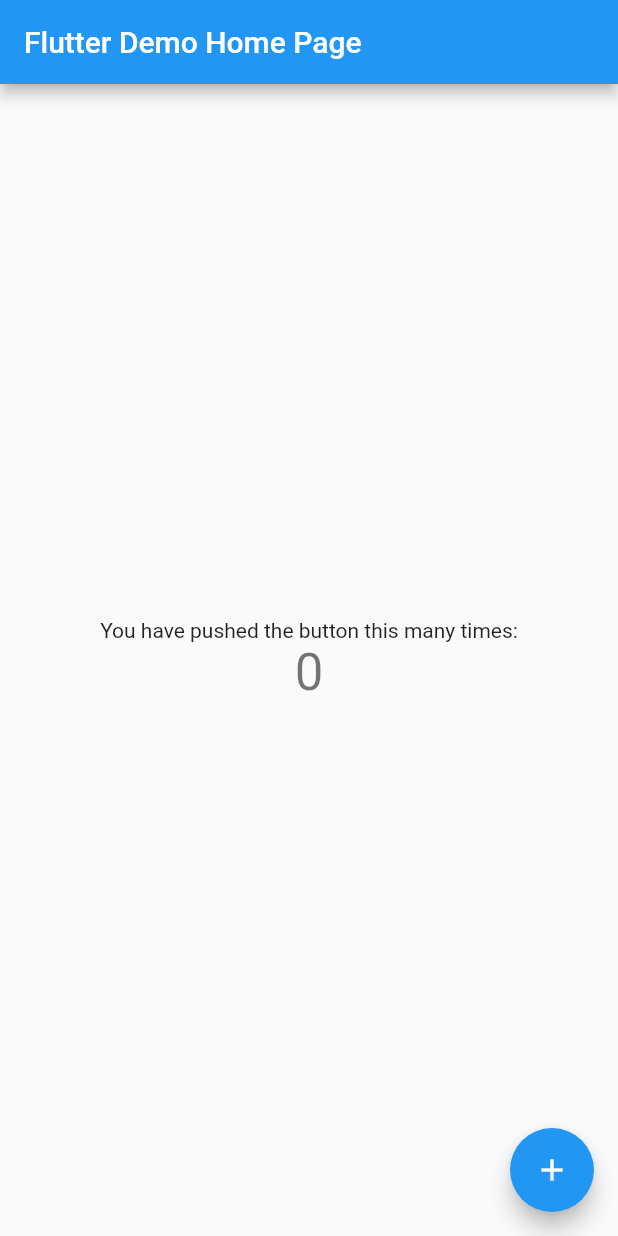
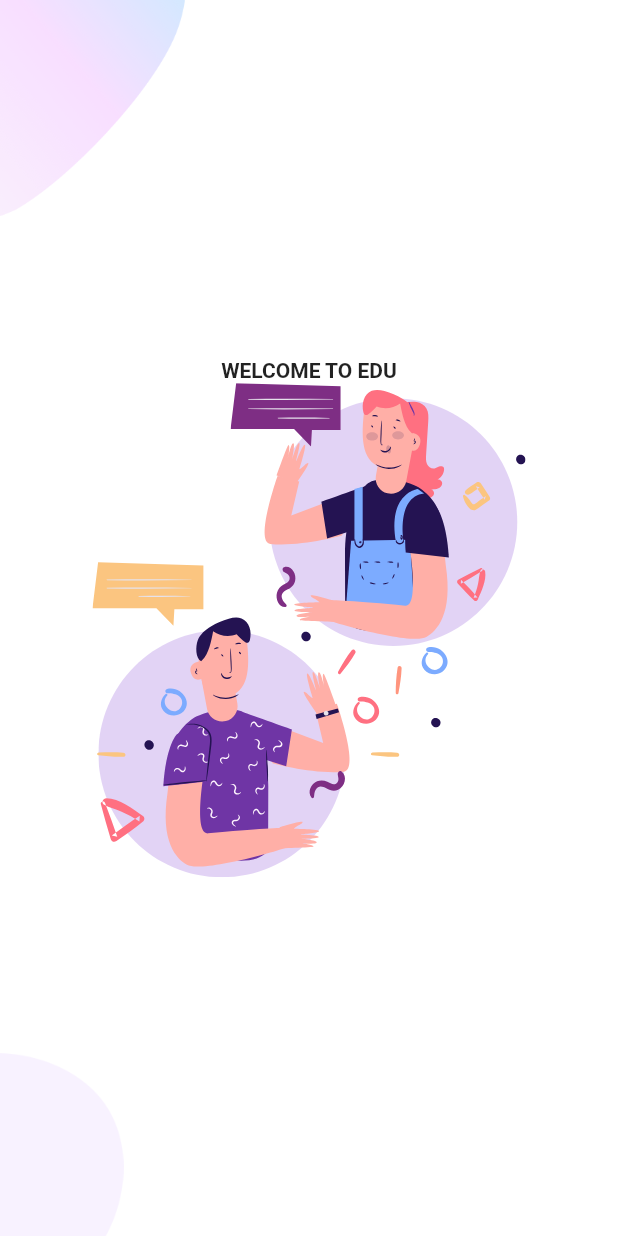
Before and after one commit to quangcv1/flutter_welcome_login_signup, a Flutter app: the screen it shows after launch, on a phone screen of 412 x 824 dp. Run offline on Flutter 3.47's test engine with Material 2 defaults, Android fonts, the phone set to English and light mode, and no system bars; our stand-ins replace flutter_svg.

Commit message:
Background and body

```diff
--- /dev/null
+++ b/lib/Screens/Welcome/Components/background.dart
@@ -0,0 +1,42 @@
+import 'package:flutter/material.dart';
+
+class Background extends StatelessWidget {
+  final Widget child;
+
+  const Background({
+    Key key,
+    @required this.child,
+  }) : super(key: key);
+
+  @override
+  Widget build(BuildContext context) {
+    Size size =
+        MediaQuery.of(context).size; //Total height and width of our screen
+    return Container(
+      height: size.height,
+      width: double.infinity,
+      child: Stack(
+        alignment: Alignment.center,
+        children: <Widget>[
+          Positioned(
+            top: 0,
+            left: 0,
+            child: Image.asset(
+              "assets/images/main_top.png",
+              width: size.width * 0.3,
+            ),
+          ),
+          Positioned(
+            bottom: 0,
+            left: 0,
+            child: Image.asset(
+              "assets/images/main_bottom.png",
+              width: size.width * 0.2,
+            ),
+          ),
+          child,
+        ],
+      ),
+    );
+  }
+}
--- /dev/null
+++ b/lib/Screens/Welcome/Components/body.dart
@@ -0,0 +1,28 @@
+import 'package:flutter/material.dart';
+import 'package:flutter_svg/flutter_svg.dart';
+
+import 'background.dart';
+
+class Body extends StatelessWidget {
+  @override
+  Widget build(BuildContext context) {
+    Size size = MediaQuery.of(context).size;
+    return Background(
+      child: Column(
+        mainAxisAlignment: MainAxisAlignment.center,
+        children: <Widget>[
+          Text(
+            "WELCOME TO EDU",
+            style: TextStyle(
+              fontWeight: FontWeight.bold,
+            ),
+          ),
+          SvgPicture.asset(
+            "assets/icons/chat.svg",
+            height: size.height * 0.4,
+          )
+        ],
+      ),
+    );
+  }
+}
--- /dev/null
+++ b/lib/Screens/Welcome/welcome_screen.dart
@@ -0,0 +1,11 @@
+import 'package:flutter/material.dart';
+import 'package:welcome_login_signup/Screens/Welcome/Components/body.dart';
+
+class WelcomeScreen extends StatelessWidget {
+  @override
+  Widget build(BuildContext context) {
+    return Scaffold(
+      body: Body(),
+    );
+  }
+}
--- a/lib/main.dart
+++ b/lib/main.dart
@@ -1,4 +1,6 @@
 import 'package:flutter/material.dart';
+import 'package:welcome_login_signup/Screens/Welcome/welcome_screen.dart';
+import 'package:welcome_login_signup/constants.dart';
 
 void main() {
   runApp(MyApp());
@@ -9,105 +11,13 @@ class MyApp extends StatelessWidget {
   @override
   Widget build(BuildContext context) {
     return MaterialApp(
-      title: 'Flutter Demo',
+      debugShowCheckedModeBanner: false,
+      title: 'Flutter Auth',
       theme: ThemeData(
-        // This is the theme of your application.
-        //
-        // Try running your application with "flutter run". You'll see the
-        // application has a blue toolbar. Then, without quitting the app, try
-        // changing the primarySwatch below to Colors.green and then invoke
-        // "hot reload" (press "r" in the console where you ran "flutter run",
-        // or simply save your changes to "hot reload" in a Flutter IDE).
-        // Notice that the counter didn't reset back to zero; the application
-        // is not restarted.
-        primarySwatch: Colors.blue,
+        primaryColor: kPrimaryColor,
+        scaffoldBackgroundColor: Colors.white,
       ),
-      home: MyHomePage(title: 'Flutter Demo Home Page'),
+      home: WelcomeScreen(),
     );
   }
 }
-
-class MyHomePage extends StatefulWidget {
-  MyHomePage({Key key, this.title}) : super(key: key);
-
-  // This widget is the home page of your application. It is stateful, meaning
-  // that it has a State object (defined below) that contains fields that affect
-  // how it looks.
-
-  // This class is the configuration for the state. It holds the values (in this
-  // case the title) provided by the parent (in this case the App widget) and
-  // used by the build method of the State. Fields in a Widget subclass are
-  // always marked "final".
-
-  final String title;
-
-  @override
-  _MyHomePageState createState() => _MyHomePageState();
-}
-
-class _MyHomePageState extends State<MyHomePage> {
-  int _counter = 0;
-
-  void _incrementCounter() {
-    setState(() {
-      // This call to setState tells the Flutter framework that something has
-      // changed in this State, which causes it to rerun the build method below
-      // so that the display can reflect the updated values. If we changed
-      // _counter without calling setState(), then the build method would not be
-      // called again, and so nothing would appear to happen.
-      _counter++;
-    });
-  }
-
-  @override
-  Widget build(BuildContext context) {
-    // This method is rerun every time setState is called, for instance as done
-    // by the _incrementCounter method above.
-    //
-    // The Flutter framework has been optimized to make rerunning build methods
-    // fast, so that you can just rebuild anything that needs updating rather
-    // than having to individually change instances of widgets.
-    return Scaffold(
-      appBar: AppBar(
-        // Here we take the value from the MyHomePage object that was created by
-        // the App.build method, and use it to set our appbar title.
-        title: Text(widget.title),
-      ),
-      body: Center(
-        // Center is a layout widget. It takes a single child and positions it
-        // in the middle of the parent.
-        child: Column(
-          // Column is also a layout widget. It takes a list of children and
-          // arranges them vertically. By default, it sizes itself to fit its
-          // children horizontally, and tries to be as tall as its parent.
-          //
-          // Invoke "debug painting" (press "p" in the console, choose the
-          // "Toggle Debug Paint" action from the Flutter Inspector in Android
-          // Studio, or the "Toggle Debug Paint" command in Visual Studio Code)
-          // to see the wireframe for each widget.
-          //
-          // Column has various properties to control how it sizes itself and
-          // how it positions its children. Here we use mainAxisAlignment to
-          // center the children vertically; the main axis here is the vertical
-          // axis because Columns are vertical (the cross axis would be
-          // horizontal).
-          mainAxisAlignment: MainAxisAlignment.center,
-          children: <Widget>[
-            Text(
-              'You have pushed the button this many times:',
-            ),
-            Text(
-              '$_counter',
-              style: Theme.of(context).textTheme.headline4,
-            ),
-          ],
-        ),
-      ),
-      floatingActionButton: FloatingActionButton(
-        onPressed: _incrementCounter,
-        tooltip: 'Increment',
-        child: Icon(Icons.add),
-      ), // This trailing comma makes auto-formatting nicer for build methods.
-    );
-  }
-}
```
Also changed, not shown: assets/icons/chat.svg (added), assets/icons/facebook.svg (added), assets/icons/google-plus.svg (added), assets/icons/login.svg (added), assets/icons/signup.svg (added), assets/icons/twitter.svg (added), assets/images/login_bottom.png (added), assets/images/main_bottom.png (added), assets/images/main_top.png (added), assets/images/signup_top.png (added).
